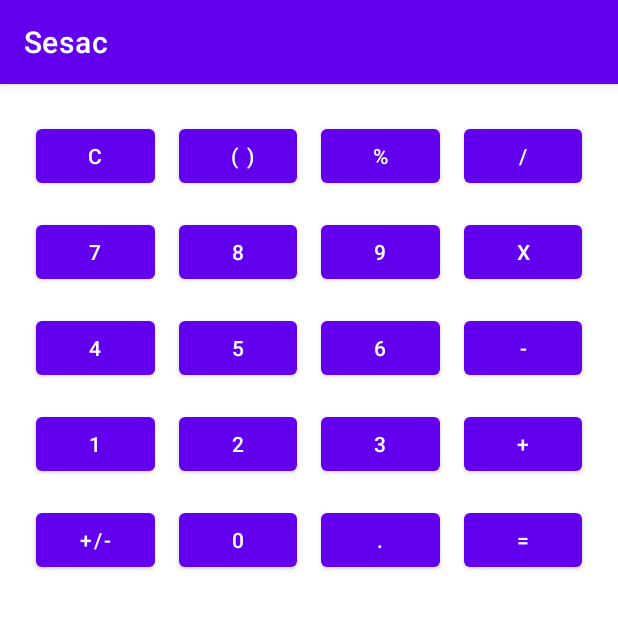
After one commit to Hong-Mu/sesac-android, an Android app: the C20Activity screen opened directly, with no data from a screen before it, on a phone screen of 412 x 824 dp, the top half of it. The commit adds this screen. Run offline under Robolectric (Android 15) with nearby library versions, the phone set to English and light mode, and no system bars.

Commit message:
C20: GridLayout

```diff
--- a/app/src/main/AndroidManifest.xml
+++ b/app/src/main/AndroidManifest.xml
@@ -12,6 +12,13 @@
         android:supportsRtl="true"
         android:theme="@style/Theme.Sesac"
         tools:targetApi="31">
+        <activity
+            android:name=".activities.C20Activity"
+            android:exported="false">
+            <meta-data
+                android:name="android.app.lib_name"
+                android:value="" />
+        </activity>
         <activity
             android:name=".activities.C19Activity"
             android:exported="false">
--- a/app/src/main/java/com/hongmu/sesac/MainActivity.kt
+++ b/app/src/main/java/com/hongmu/sesac/MainActivity.kt
@@ -14,6 +14,7 @@ class MainActivity : AppCompatActivity() {
         setContentView(binding.root)
 
         binding.recyclerView.adapter = ActivityAdapter(listOf(
+            C20Activity::class.java,
             C19Activity::class.java,
             C18Activity::class.java,
             C16Activity::class.java,
--- /dev/null
+++ b/app/src/main/java/com/hongmu/sesac/activities/C20Activity.kt
@@ -0,0 +1,12 @@
+package com.hongmu.sesac.activities
+
+import androidx.appcompat.app.AppCompatActivity
+import android.os.Bundle
+import com.hongmu.sesac.R
+
+class C20Activity : AppCompatActivity() {
+    override fun onCreate(savedInstanceState: Bundle?) {
+        super.onCreate(savedInstanceState)
+        setContentView(R.layout.activity_c20)
+    }
+}
--- /dev/null
+++ b/app/src/main/res/layout/activity_c20.xml
@@ -0,0 +1,152 @@
+<?xml version="1.0" encoding="utf-8"?>
+<GridLayout xmlns:android="http://schemas.android.com/apk/res/android"
+    xmlns:app="http://schemas.android.com/apk/res-auto"
+    xmlns:tools="http://schemas.android.com/tools"
+    android:layout_width="match_parent"
+    android:layout_height="match_parent"
+    android:columnCount="4"
+    android:orientation="horizontal"
+    android:padding="16dp"
+    tools:context=".activities.C20Activity">
+
+    <Button
+        android:layout_width="0dp"
+        android:layout_height="wrap_content"
+        android:layout_columnWeight="1"
+        android:layout_margin="8dp"
+        android:text="C" />
+
+    <Button
+        android:layout_width="0dp"
+        android:layout_height="wrap_content"
+        android:layout_columnWeight="1"
+        android:layout_margin="8dp"
+        android:text=" ( )" />
+
+    <Button
+        android:layout_width="0dp"
+        android:layout_height="wrap_content"
+        android:layout_columnWeight="1"
+        android:layout_margin="8dp"
+        android:text="%" />
+
+    <Button
+        android:layout_width="0dp"
+        android:layout_height="wrap_content"
+        android:layout_columnWeight="1"
+        android:layout_margin="8dp"
+        android:text="/" />
+
+    <Button
+        android:layout_width="0dp"
+        android:layout_height="wrap_content"
+        android:layout_columnWeight="1"
+        android:layout_margin="8dp"
+        android:text="7" />
+
+    <Button
+        android:layout_width="0dp"
+        android:layout_height="wrap_content"
+        android:layout_columnWeight="1"
+        android:layout_margin="8dp"
+        android:text="8" />
+
+    <Button
+        android:layout_width="0dp"
+        android:layout_height="wrap_content"
+        android:layout_columnWeight="1"
+        android:layout_margin="8dp"
+        android:text="9" />
+
+    <Button
+        android:layout_width="0dp"
+        android:layout_height="wrap_content"
+        android:layout_columnWeight="1"
+        android:layout_margin="8dp"
+        android:text="X" />
+
+    <Button
+        android:layout_width="0dp"
+        android:layout_height="wrap_content"
+        android:layout_columnWeight="1"
+        android:layout_margin="8dp"
+        android:text="4" />
+
+    <Button
+        android:layout_width="0dp"
+        android:layout_height="wrap_content"
+        android:layout_columnWeight="1"
+        android:layout_margin="8dp"
+        android:text="5" />
+
+    <Button
+        android:layout_width="0dp"
+        android:layout_height="wrap_content"
+        android:layout_columnWeight="1"
+        android:layout_margin="8dp"
+        android:text="6" />
+
+    <Button
+        android:layout_width="0dp"
+        android:layout_height="wrap_content"
+        android:layout_columnWeight="1"
+        android:layout_margin="8dp"
+        android:text="-" />
+
+    <Button
+        android:layout_width="0dp"
+        android:layout_height="wrap_content"
+        android:layout_columnWeight="1"
+        android:layout_margin="8dp"
+        android:text="1" />
+
+    <Button
+        android:layout_width="0dp"
+        android:layout_height="wrap_content"
+        android:layout_columnWeight="1"
+        android:layout_margin="8dp"
+        android:text="2" />
+
+    <Button
+        android:layout_width="0dp"
+        android:layout_height="wrap_content"
+        android:layout_columnWeight="1"
+        android:layout_margin="8dp"
+        android:text="3" />
+
+    <Button
+        android:layout_width="0dp"
+        android:layout_height="wrap_content"
+        android:layout_columnWeight="1"
+        android:layout_margin="8dp"
+        android:text="+" />
+
+    <Button
+        android:layout_width="0dp"
+        android:layout_height="wrap_content"
+        android:layout_columnWeight="1"
+        android:layout_margin="8dp"
+        android:text="+/-" />
+
+    <Button
+        android:layout_width="0dp"
+        android:layout_height="wrap_content"
+        android:layout_columnWeight="1"
+        android:layout_margin="8dp"
+        android:text="0" />
+
+    <Button
+        android:layout_width="0dp"
+        android:layout_height="wrap_content"
+        android:layout_columnWeight="1"
+        android:layout_margin="8dp"
+        android:text="." />
+
+    <Button
+        android:layout_width="0dp"
+        android:layout_height="wrap_content"
+        android:layout_columnWeight="1"
+        android:layout_margin="8dp"
+        android:text="=" />
+
+</GridLayout>
```
